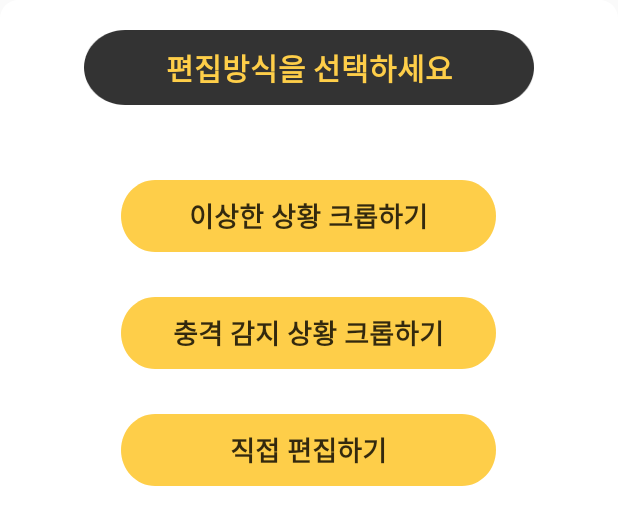
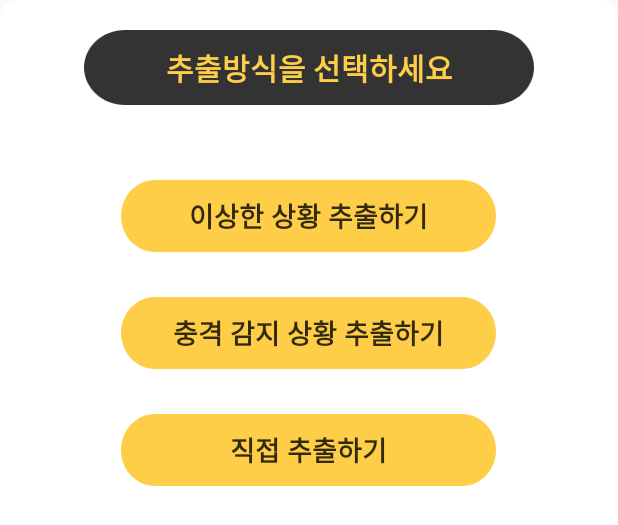
Before and after one commit to siyeonkm/Capstone_Android, an Android app: the layout activity_popup.xml on its own in the app's theme, with its tools: preview values and no code run, on a phone screen of 412 x 824 dp. Shown: the top 525 px of the screen. Run offline under Robolectric (Android 15) with nearby library versions, the phone set to English and light mode, and no system bars.

Commit message:
추출로 변경

```diff
--- a/app/src/main/res/layout/activity_main.xml
+++ b/app/src/main/res/layout/activity_main.xml
@@ -101,10 +101,10 @@
             android:id="@+id/button_signin"
             android:layout_width="match_parent"
             android:layout_height="wrap_content"
-            android:background="@drawable/button"
             android:text="아직 가입을 안하셨나요?"
-            android:textColor="@color/colorTheme_yellow"
-            android:textSize="20sp"
+            android:background="#00FFFFFF"
+            android:textColor="@color/colorTheme_black"
+            android:textSize="15sp"
             android:textStyle="bold"
             app:layout_constraintBottom_toBottomOf="parent"
             app:layout_constraintEnd_toEndOf="parent"
--- a/app/src/main/res/layout/activity_popup.xml
+++ b/app/src/main/res/layout/activity_popup.xml
@@ -28,7 +28,7 @@
             android:layout_height="50dp"
             android:background="@drawable/button"
             android:layout_gravity="center_horizontal"
-            android:text="편집방식을 선택하세요"
+            android:text="추출방식을 선택하세요"
             android:gravity="center"
             android:textColor="@color/colorTheme_yellow"
             android:textSize="20sp"
@@ -45,7 +45,7 @@
             android:layout_height="wrap_content"
             android:background="@drawable/yellowbutton"
             android:layout_gravity="center_horizontal"
-            android:text="이상한 상황 크롭하기"
+            android:text="이상한 상황 추출하기"
             android:textSize="18sp"
             android:textStyle="bold"
             android:textColor="@color/colorTheme_black"/>
@@ -61,7 +61,7 @@
             android:layout_height="wrap_content"
             android:background="@drawable/yellowbutton"
             android:layout_gravity="center_horizontal"
-            android:text="충격 감지 상황 크롭하기"
+            android:text="충격 감지 상황 추출하기"
             android:textSize="18sp"
             android:textStyle="bold"
             android:textColor="@color/colorTheme_black" />
@@ -77,7 +77,7 @@
             android:layout_height="wrap_content"
             android:background="@drawable/yellowbutton"
             android:layout_gravity="center_horizontal"
-            android:text="직접 편집하기"
+            android:text="직접 추출하기"
             android:textSize="18sp"
             android:textStyle="bold"
             android:textColor="@color/colorTheme_black" />
```
Also changed, not shown: app/src/main/res/drawable-v24/btncrop.png.
